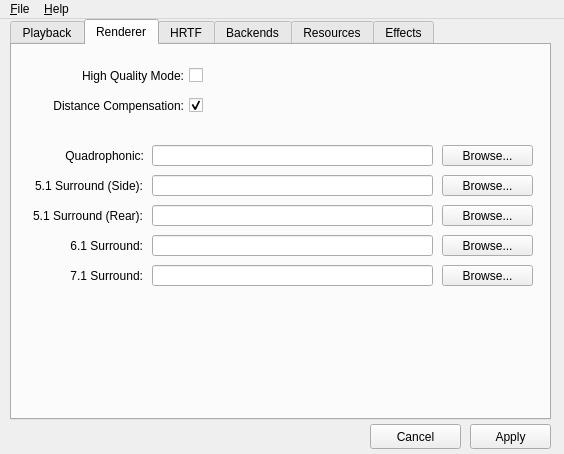
This is utils/alsoft-config/mainwindow.ui in kcat/openal-soft as Qt 5 draws it before an edit. The edited form follows.
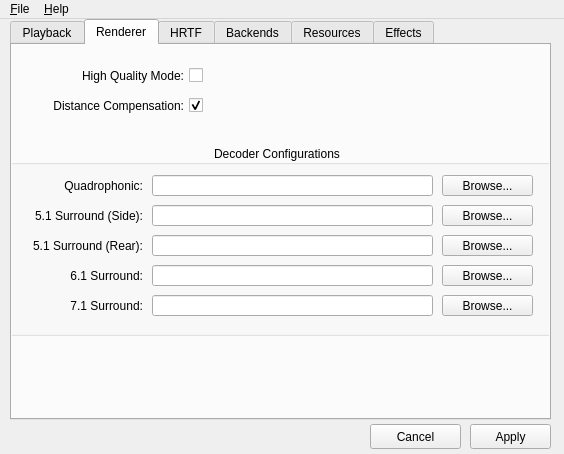
This is the edited form. The open tabs and pages were chosen to show the change. Icons and pictures are not drawn.

Commit message: Put the decoder options in a group box

```diff
--- a/utils/alsoft-config/mainwindow.ui
+++ b/utils/alsoft-config/mainwindow.ui
@@ -593,11 +593,26 @@
        <bool>true</bool>
       </property>
      </widget>
+     <widget class="QGroupBox" name="groupBox_8">
+      <property name="geometry">
+       <rect>
+        <x>-10</x>
+        <y>100</y>
+        <width>551</width>
+        <height>191</height>
+       </rect>
+      </property>
+      <property name="title">
+       <string>Decoder Configurations</string>
+      </property>
+      <property name="alignment">
+       <set>Qt::AlignCenter</set>
+      </property>
      <widget class="QLineEdit" name="decoderQuadLineEdit">
       <property name="geometry">
        <rect>
-        <x>140</x>
-        <y>100</y>
+         <x>150</x>
+         <y>30</y>
         <width>281</width>
         <height>21</height>
        </rect>
@@ -606,8 +621,8 @@
      <widget class="QLabel" name="label_25">
       <property name="geometry">
        <rect>
-        <x>11</x>
-        <y>100</y>
+         <x>20</x>
+         <y>30</y>
         <width>121</width>
         <height>21</height>
        </rect>
@@ -619,51 +634,47 @@
        <set>Qt::AlignRight|Qt::AlignTrailing|Qt::AlignVCenter</set>
       </property>
      </widget>
+      <widget class="QPushButton" name="decoderQuadButton">
+       <property name="geometry">
+        <rect>
+         <x>440</x>
+         <y>30</y>
+         <width>91</width>
+         <height>21</height>
+        </rect>
+       </property>
+       <property name="text">
+        <string>Browse...</string>
+       </property>
+      </widget>
      <widget class="QLineEdit" name="decoder51LineEdit">
       <property name="geometry">
        <rect>
-        <x>140</x>
-        <y>130</y>
+         <x>150</x>
+         <y>60</y>
         <width>281</width>
         <height>21</height>
        </rect>
       </property>
      </widget>
-     <widget class="QLineEdit" name="decoder51RearLineEdit">
+      <widget class="QPushButton" name="decoder51Button">
       <property name="geometry">
        <rect>
-        <x>140</x>
-        <y>160</y>
-        <width>281</width>
+         <x>440</x>
+         <y>60</y>
+         <width>91</width>
         <height>21</height>
        </rect>
       </property>
-     </widget>
-     <widget class="QLineEdit" name="decoder61LineEdit">
-      <property name="geometry">
-       <rect>
-        <x>140</x>
-        <y>190</y>
-        <width>281</width>
-        <height>21</height>
-       </rect>
-      </property>
-     </widget>
-     <widget class="QLineEdit" name="decoder71LineEdit">
-      <property name="geometry">
-       <rect>
-        <x>140</x>
-        <y>220</y>
-        <width>281</width>
-        <height>21</height>
-       </rect>
+       <property name="text">
+        <string>Browse...</string>
       </property>
      </widget>
      <widget class="QLabel" name="label_26">
       <property name="geometry">
        <rect>
-        <x>10</x>
-        <y>130</y>
+         <x>20</x>
+         <y>60</y>
         <width>121</width>
         <height>21</height>
        </rect>
@@ -678,8 +689,8 @@
      <widget class="QLabel" name="label_27">
       <property name="geometry">
        <rect>
-        <x>10</x>
-        <y>160</y>
+         <x>20</x>
+         <y>90</y>
         <width>121</width>
         <height>21</height>
        </rect>
@@ -691,11 +702,34 @@
        <set>Qt::AlignRight|Qt::AlignTrailing|Qt::AlignVCenter</set>
       </property>
      </widget>
+      <widget class="QLineEdit" name="decoder51RearLineEdit">
+       <property name="geometry">
+        <rect>
+         <x>150</x>
+         <y>90</y>
+         <width>281</width>
+         <height>21</height>
+        </rect>
+       </property>
+      </widget>
+      <widget class="QPushButton" name="decoder51RearButton">
+       <property name="geometry">
+        <rect>
+         <x>440</x>
+         <y>90</y>
+         <width>91</width>
+         <height>21</height>
+        </rect>
+       </property>
+       <property name="text">
+        <string>Browse...</string>
+       </property>
+      </widget>
      <widget class="QLabel" name="label_28">
       <property name="geometry">
        <rect>
-        <x>10</x>
-        <y>190</y>
+         <x>20</x>
+         <y>120</y>
         <width>121</width>
         <height>21</height>
        </rect>
@@ -707,66 +741,21 @@
        <set>Qt::AlignRight|Qt::AlignTrailing|Qt::AlignVCenter</set>
       </property>
      </widget>
-     <widget class="QLabel" name="label_29">
+      <widget class="QLineEdit" name="decoder61LineEdit">
       <property name="geometry">
        <rect>
-        <x>10</x>
-        <y>220</y>
-        <width>121</width>
+         <x>150</x>
+         <y>120</y>
+         <width>281</width>
         <height>21</height>
        </rect>
-      </property>
-      <property name="text">
-       <string>7.1 Surround:</string>
-      </property>
-      <property name="alignment">
-       <set>Qt::AlignRight|Qt::AlignTrailing|Qt::AlignVCenter</set>
-      </property>
-     </widget>
-     <widget class="QPushButton" name="decoderQuadButton">
-      <property name="geometry">
-       <rect>
-        <x>430</x>
-        <y>100</y>
-        <width>91</width>
-        <height>21</height>
-       </rect>
-      </property>
-      <property name="text">
-       <string>Browse...</string>
-      </property>
-     </widget>
-     <widget class="QPushButton" name="decoder51Button">
-      <property name="geometry">
-       <rect>
-        <x>430</x>
-        <y>130</y>
-        <width>91</width>
-        <height>21</height>
-       </rect>
-      </property>
-      <property name="text">
-       <string>Browse...</string>
-      </property>
-     </widget>
-     <widget class="QPushButton" name="decoder51RearButton">
-      <property name="geometry">
-       <rect>
-        <x>430</x>
-        <y>160</y>
-        <width>91</width>
-        <height>21</height>
-       </rect>
-      </property>
-      <property name="text">
-       <string>Browse...</string>
       </property>
      </widget>
      <widget class="QPushButton" name="decoder61Button">
       <property name="geometry">
        <rect>
-        <x>430</x>
-        <y>190</y>
+         <x>440</x>
+         <y>120</y>
         <width>91</width>
         <height>21</height>
        </rect>
@@ -778,8 +767,8 @@
      <widget class="QPushButton" name="decoder71Button">
       <property name="geometry">
        <rect>
-        <x>430</x>
-        <y>220</y>
+         <x>440</x>
+         <y>150</y>
         <width>91</width>
         <height>21</height>
        </rect>
@@ -787,6 +776,33 @@
       <property name="text">
        <string>Browse...</string>
       </property>
+      </widget>
+      <widget class="QLineEdit" name="decoder71LineEdit">
+       <property name="geometry">
+        <rect>
+         <x>150</x>
+         <y>150</y>
+         <width>281</width>
+         <height>21</height>
+        </rect>
+       </property>
+      </widget>
+      <widget class="QLabel" name="label_29">
+       <property name="geometry">
+        <rect>
+         <x>20</x>
+         <y>150</y>
+         <width>121</width>
+         <height>21</height>
+        </rect>
+       </property>
+       <property name="text">
+        <string>7.1 Surround:</string>
+       </property>
+       <property name="alignment">
+        <set>Qt::AlignRight|Qt::AlignTrailing|Qt::AlignVCenter</set>
+       </property>
+      </widget>
      </widget>
     </widget>
     <widget class="QWidget" name="tab_5">
```
Lines whose indentation alone changed are shown as unchanged.
